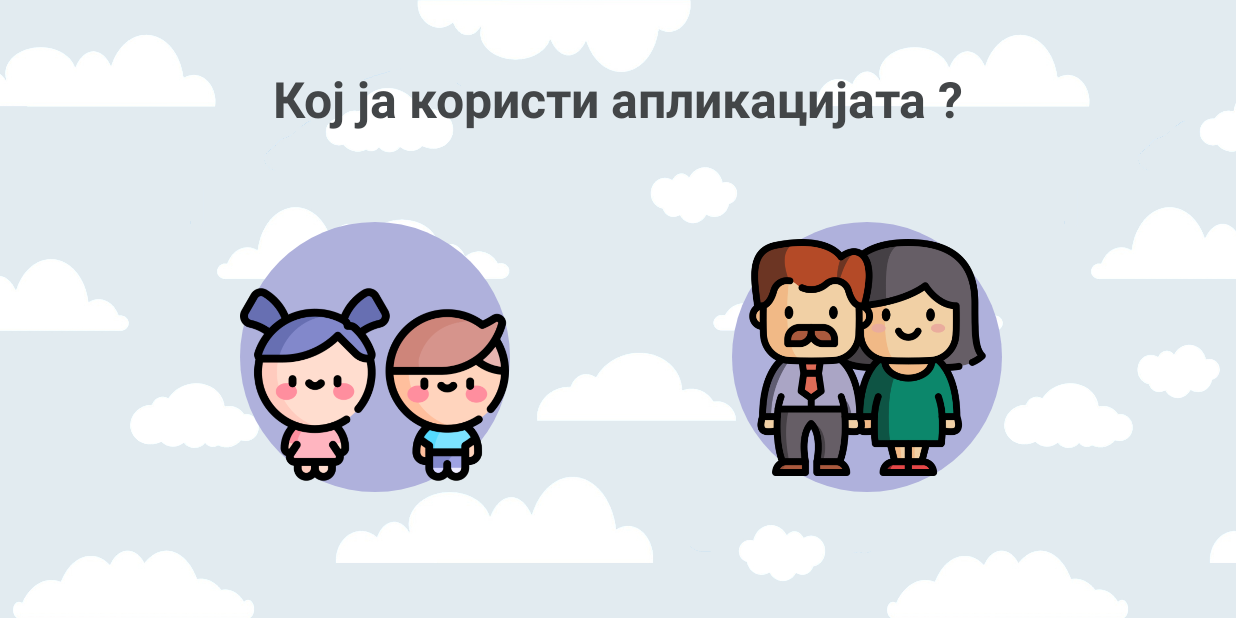
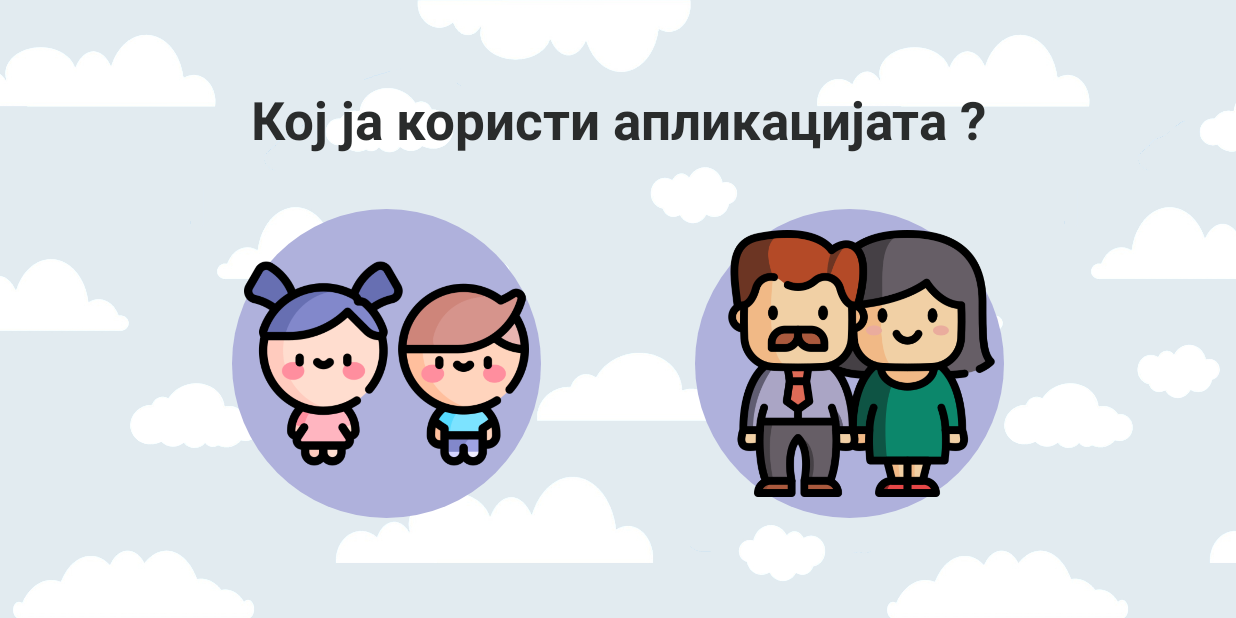
Before and after one commit to anastazija-kovachevikj/Vinozito, an Android app: the MainMenuActivity screen opened directly, with no data from a screen before it, on a phone screen of 824 x 412 dp (held sideways). Run offline under Robolectric (Android 15) with nearby library versions, the phone set to English and light mode, and no system bars; plain views replace GifTextView.

Commit message:
resizeable menu buttons & 5 cards in 1 row

```diff
--- a/Vinozhito/app/src/main/java/finki/nichk/services/CardService.java
+++ b/Vinozhito/app/src/main/java/finki/nichk/services/CardService.java
@@ -14,7 +14,7 @@ public class CardService {
     private Gson gson = new Gson();
 
     public void fetchCardDataByUserIdAndCategory(String userId, String category, CardServiceCallback callback) {
-        String url = "https://9e6c-79-125-235-82.ngrok-free.app/api/Card/category/" + userId + "?category=" + category;
+        String url = "https://3d1c-79-125-235-82.ngrok-free.app/api/Card/category/" + userId + "?category=" + category;
 
         NetworkUtils.getAsync(new NetworkUtils.ApiCallback() {
 
--- a/Vinozhito/app/src/main/res/layout/card_layout.xml
+++ b/Vinozhito/app/src/main/res/layout/card_layout.xml
@@ -32,7 +32,6 @@
         android:layout_width="wrap_content"
         android:layout_height="wrap_content"
         android:text="@string/todo_text"
-        android:paddingTop="5dp"
         android:textAlignment="center"
         android:textColor="@color/darkgrey2"
         android:textSize="20sp"
--- a/Vinozhito/app/src/main/res/layout/communication_cat.xml
+++ b/Vinozhito/app/src/main/res/layout/communication_cat.xml
@@ -213,9 +213,8 @@
                 android:layout_width="match_parent"
                 android:layout_height="wrap_content"
                 android:layout_gravity="top|center_horizontal"
-                android:columnCount="4"
-                android:paddingHorizontal="15dp"
-                android:rowCount="4">
+                android:columnCount="5"
+                android:paddingHorizontal="15dp">
 
                 <!--                <FrameLayout-->
                 <!--                    android:layout_width="0dp"-->
--- a/Vinozhito/app/src/main/res/layout/main_menu.xml
+++ b/Vinozhito/app/src/main/res/layout/main_menu.xml
@@ -1,6 +1,5 @@
 <?xml version="1.0" encoding="utf-8"?>
-<androidx.constraintlayout.widget.ConstraintLayout
-    xmlns:android="http://schemas.android.com/apk/res/android"
+<androidx.constraintlayout.widget.ConstraintLayout xmlns:android="http://schemas.android.com/apk/res/android"
     xmlns:app="http://schemas.android.com/apk/res-auto"
     xmlns:tools="http://schemas.android.com/tools"
     android:layout_width="match_parent"
@@ -8,97 +7,90 @@
     android:background="@color/greyblue"
     tools:context=".MainActivity">
 
-<!--    <pl.droidsonroids.gif.GifTextView-->
-<!--        android:layout_width="match_parent"-->
-<!--        android:layout_height="match_parent"-->
-<!--        android:layout_centerInParent="true"-->
-<!--        android:adjustViewBounds="true"-->
-<!--        android:background="@drawable/clouds"-->
-<!--        android:scaleType="fitCenter" />-->
-
     <finki.nichk.BackgroundView
         android:id="@+id/background_view"
         android:layout_width="match_parent"
-        android:layout_height="match_parent"
-        />
+        android:layout_height="match_parent" />
 
     <TextView
         android:id="@+id/textView"
         android:layout_width="match_parent"
-        android:layout_height="88dp"
+        android:layout_height="0dp"
         android:gravity="bottom|center_horizontal"
         android:text="@string/main_manu_title"
         android:textColor="@color/darkgrey2"
-        android:textSize="15pt"
+        android:textSize="35sp"
         android:textStyle="bold"
         app:layout_constraintEnd_toEndOf="parent"
-        app:layout_constraintHorizontal_bias="0.0"
+        app:layout_constraintHeight_percent="0.25"
         app:layout_constraintStart_toStartOf="parent"
         app:layout_constraintTop_toTopOf="parent" />
 
     <FrameLayout
-        android:layout_width="300dp"
-        android:layout_height="215dp"
-        android:layout_marginStart="20dp"
-        android:layout_marginEnd="0dp"
-        android:layout_marginTop="16dp"
-        android:layout_marginBottom="16dp"
+        android:layout_width="0dp"
+        android:layout_height="0dp"
+        android:gravity="center"
         app:layout_constraintBottom_toBottomOf="parent"
+        app:layout_constraintDimensionRatio="1:1"
         app:layout_constraintEnd_toStartOf="@id/guideline"
-        app:layout_constraintHorizontal_bias="0.869"
+        app:layout_constraintHorizontal_bias="0.75"
         app:layout_constraintStart_toStartOf="parent"
         app:layout_constraintTop_toBottomOf="@id/textView"
-        app:layout_constraintVertical_bias="0.35">
+        app:layout_constraintVertical_bias="0.35"
+        app:layout_constraintWidth_percent="0.25">
 
         <View
             android:id="@+id/child_circle"
-            android:layout_width="180dp"
-            android:layout_height="180dp"
+            android:layout_width="match_parent"
+            android:layout_height="match_parent"
             android:layout_gravity="center"
             android:background="@drawable/circle_states" />
 
         <ImageButton
             android:id="@+id/child_btn"
-            android:layout_width="202dp"
-            android:layout_height="179dp"
+            android:layout_width="match_parent"
+            android:layout_height="match_parent"
             android:layout_gravity="bottom|center_horizontal"
+            android:layout_margin="8dp"
             android:background="@null"
+            android:contentDescription="@string/todo_text"
             android:scaleType="centerInside"
             android:src="@drawable/children"
-            android:contentDescription="@string/todo_text" />
+            app:layout_constraintDimensionRatio="1:1" />
 
     </FrameLayout>
 
     <FrameLayout
-        android:layout_width="300dp"
-        android:layout_height="215dp"
-        android:layout_marginStart="0dp"
-        android:layout_marginTop="16dp"
-        android:layout_marginEnd="20dp"
-        android:layout_marginBottom="16dp"
+        android:layout_width="0dp"
+        android:layout_height="0dp"
         app:layout_constraintBottom_toBottomOf="parent"
+        app:layout_constraintDimensionRatio="1:1"
         app:layout_constraintEnd_toEndOf="parent"
-        app:layout_constraintHorizontal_bias="0.175"
+        app:layout_constraintHorizontal_bias="0.25"
         app:layout_constraintStart_toEndOf="@id/guideline"
         app:layout_constraintTop_toBottomOf="@id/textView"
-        app:layout_constraintVertical_bias="0.35">
+        app:layout_constraintVertical_bias="0.35"
+        app:layout_constraintWidth_percent="0.25">
 
         <View
             android:id="@+id/parent_circle"
-            android:layout_width="180dp"
-            android:layout_height="180dp"
+            android:layout_width="match_parent"
+            android:layout_height="match_parent"
             android:layout_gravity="center"
             android:background="@drawable/circle_states" />
 
         <ImageButton
             android:id="@+id/parent_btn"
-            android:layout_width="173dp"
-            android:layout_height="158dp"
+            android:layout_width="match_parent"
+            android:layout_height="match_parent"
             android:layout_gravity="center"
+            android:layout_marginStart="8dp"
             android:background="@null"
+            android:contentDescription="@string/todo_text"
+            android:padding="10dp"
             android:scaleType="centerInside"
             android:src="@drawable/parents"
-            android:contentDescription="@string/todo_text" />
+            app:layout_constraintDimensionRatio="1:1" />
 
     </FrameLayout>
 
--- a/Vinozhito/app/src/main/res/layout/splash_screen.xml
+++ b/Vinozhito/app/src/main/res/layout/splash_screen.xml
@@ -14,7 +14,7 @@
         android:layout_centerInParent="true"
         android:adjustViewBounds="true"
         android:background="@drawable/f"
-        android:scaleType="fitCenter"/>
+        android:scaleType="fitCenter" />
 
     <!--    <ImageView-->
 <!--        android:id="@+id/imageView"-->
--- a/Vinozhito/app/src/main/res/values/colors.xml
+++ b/Vinozhito/app/src/main/res/values/colors.xml
@@ -4,7 +4,7 @@
     <color name="white">#FFFFFFFF</color>
     <color name="greyblue">#E2EBF0</color>
     <color name="darkgrey1">#2D2F30</color>
-    <color name="darkgrey2">#434648</color>
+    <color name="darkgrey2">#2A2C2C</color>
     <color name="lightgrey">#EAE8E8</color>
     <color name="circlegrey">#b3b6bb</color>
     <color name="darkergreyblue">#afb1dc</color>
```
Also changed, not shown: Vinozhito/app/src/main/java/finki/nichk/screens/child/ColoringScreenActivity.java (+46 -62 lines), Vinozhito/app/src/main/java/finki/nichk/widgets/CommunicationActivity.java (+11 -11 lines), Vinozhito/app/src/main/res/layout/activity_main.xml (+5 -3 lines), Vinozhito/app/src/main/res/layout/coloring.xml (+72 -42 lines).
